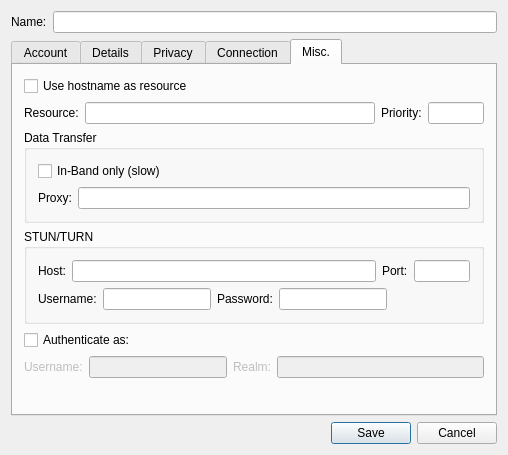
The window that src/accountmodify.ui (psi-im/psi) describes before a commit, drawn with Qt 5.
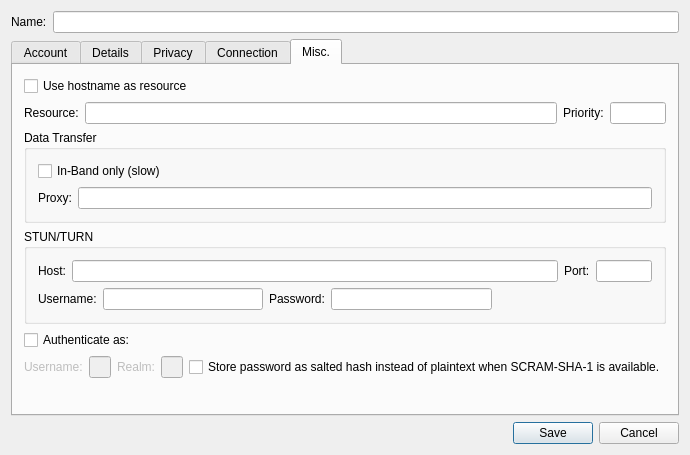
The same window after the commit. The open tabs and pages were chosen to show the change. Custom widgets are drawn as their Qt base class.

Commit message: Adding support for SCRAM-SHA-1 SASL authentication including secure password storage.

The edit to the form file:
```diff
--- a/src/accountmodify.ui
+++ b/src/accountmodify.ui
@@ -1041,6 +1041,13 @@
            </property>
           </widget>
          </item>
+		 <item>
+           <widget class="QCheckBox" name="ck_scram_salted_password">
+            <property name="text">
+             <string>Store password as salted hash instead of plaintext when SCRAM-SHA-1 is available.</string>
+            </property>
+           </widget>
+          </item>
         </layout>
        </item>
        <item>
```
The commit also changes 4 other files.
